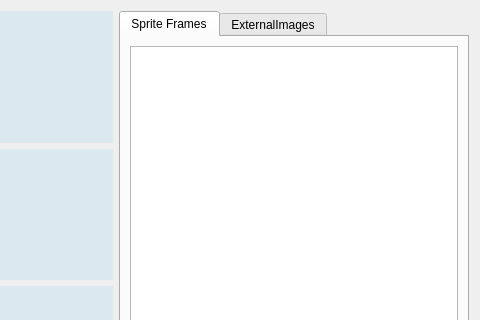
Before: the Qt Designer form gui/nb_selector.ui in azagaya/laigter, drawn with Qt 5; both pictures show x 297 to 777 and y 0 to 320 of the 777 by 457 pixel window.
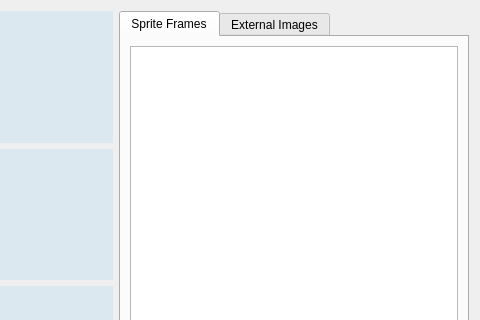
After: the same form once the commit is applied. Icons and pictures are not drawn.

What changed in the file:
```diff
--- a/gui/nb_selector.ui
+++ b/gui/nb_selector.ui
@@ -226,7 +226,7 @@
      </widget>
      <widget class="QWidget" name="imagesTab">
       <attribute name="title">
-       <string>ExternalImages</string>
+       <string>External Images</string>
       </attribute>
       <layout class="QGridLayout" name="gridLayout_3">
        <item row="0" column="0" colspan="2">
```
Left out of the diff: 36 changed lines with no effect on the pictures.
